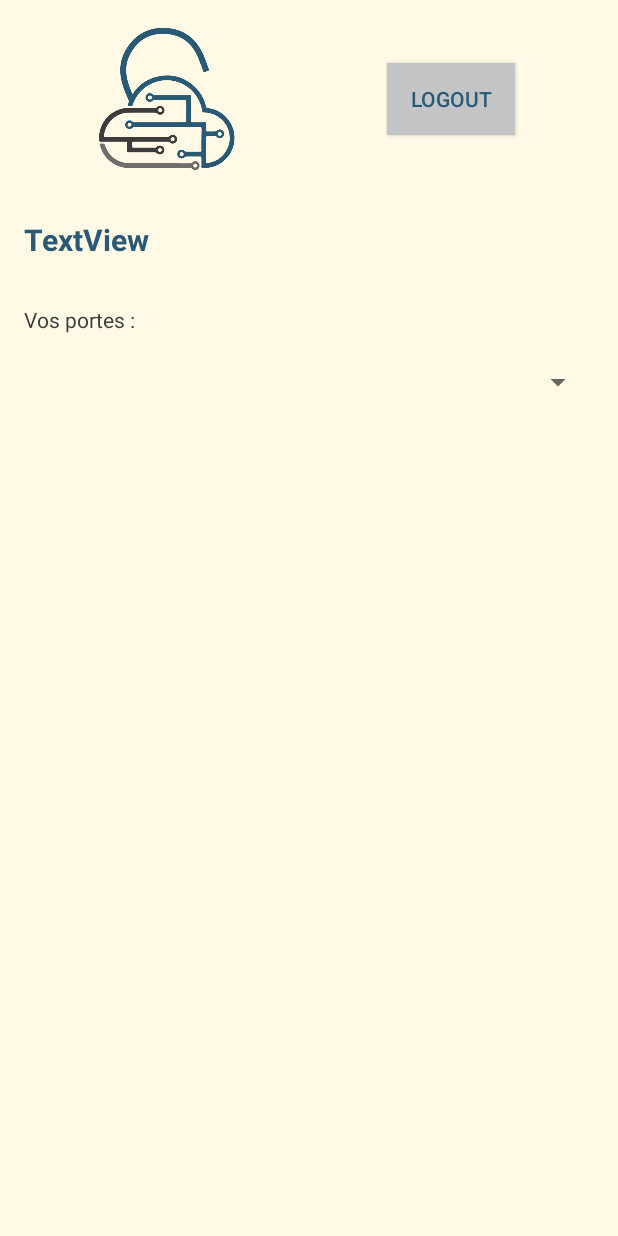
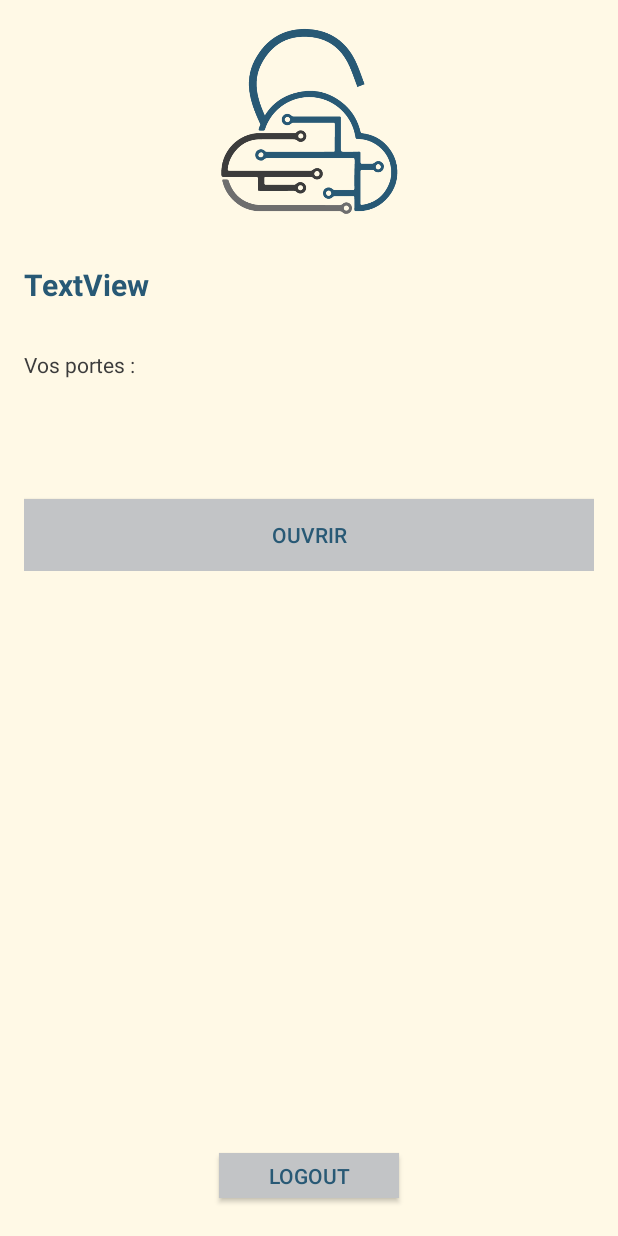
Before and after one commit to julien-origami/LockIT, an Android app: the layout activity_log_.xml on its own in the app's theme, with its tools: preview values and no code run, on a phone screen of 412 x 824 dp. Run offline under Robolectric (Android 15) with nearby library versions, the light colour scheme and no system bars; network calls fail.

Commit message:
final commit

```diff
--- a/app/src/main/java/com/lockers/doorknocking/MainActivity.java
+++ b/app/src/main/java/com/lockers/doorknocking/MainActivity.java
@@ -10,6 +10,8 @@ import android.view.View;
 import android.widget.Button;
 import android.widget.EditText;
 import android.widget.TextView;
+
+import java.util.HashMap;
 
 
 public class MainActivity extends AppCompatActivity {
--- a/app/src/main/res/layout/activity_log_.xml
+++ b/app/src/main/res/layout/activity_log_.xml
@@ -30,27 +30,10 @@
 
                 <ImageView
                     android:layout_width="0dp"
-                    android:layout_height="100dp"
                     app:srcCompat="@drawable/logo_door_lock"
                     android:id="@+id/imageView"
-                    android:layout_weight="1" />
-
-                <FrameLayout
-                    android:layout_width="0dp"
-                    android:layout_height="match_parent"
-                    android:layout_weight="1">
-
-                    <Button
-                        android:layout_height="wrap_content"
-                        android:text="Logout"
-                        android:id="@+id/button2"
-                        android:layout_gravity="center_vertical|center_horizontal"
-                        android:background="#c2c4c6"
-                        android:textColor="@color/colorAccent"
-                        android:layout_centerHorizontal="true"
-                        android:layout_weight="1"
-                        android:layout_width="85dp" />
-                </FrameLayout>
+                    android:layout_weight="1"
+                    android:layout_height="130dp" />
 
             </LinearLayout>
 
@@ -75,10 +58,33 @@
             <Spinner
                 android:layout_width="match_parent"
                 android:layout_height="wrap_content"
-                android:layout_marginTop="20dp"
+                android:background="@color/colorAccent"
+                android:layout_marginTop="30dp"
                 android:id="@+id/spinner" />
+
+            <Button
+                android:text="Ouvrir"
+                android:enabled="true"
+                android:layout_marginTop="50dp"
+                android:background="#c2c4c6"
+                android:textColor="@color/colorAccent"
+                android:layout_width="match_parent"
+                android:layout_height="wrap_content"
+                android:id="@+id/door" />
 
         </LinearLayout>
     </ScrollView>
 
+    <Button
+        android:text="Logout"
+        android:id="@+id/button2"
+        android:layout_gravity="center_vertical|center_horizontal"
+        android:background="#c2c4c6"
+        android:textColor="@color/colorAccent"
+        android:layout_alignParentBottom="true"
+        android:layout_centerHorizontal="true"
+        android:layout_marginBottom="25dp"
+        android:layout_weight="1" android:layout_width="120dp"
+        android:layout_height="30dp" />
+
 </RelativeLayout>
--- a/build.gradle
+++ b/build.gradle
@@ -6,7 +6,7 @@ buildscript {
     }
     dependencies {
         classpath 'com.android.tools.build:gradle:2.2.0'
-
+        //compile 'com.android.volley:volley:1.0.0'
         // NOTE: Do not place your application dependencies here; they belong
         // in the individual module build.gradle files
     }
--- a/settings.gradle
+++ b/settings.gradle
@@ -1 +1 @@
-include ':app'
+include ':app', ':volley', ':volleyHttp'
```
Also changed, not shown: app/src/main/java/com/lockers/doorknocking/RequestManager.java (+114 -4 lines), app/src/main/java/com/lockers/doorknocking/log_Activity.java (+39 -0 lines).
